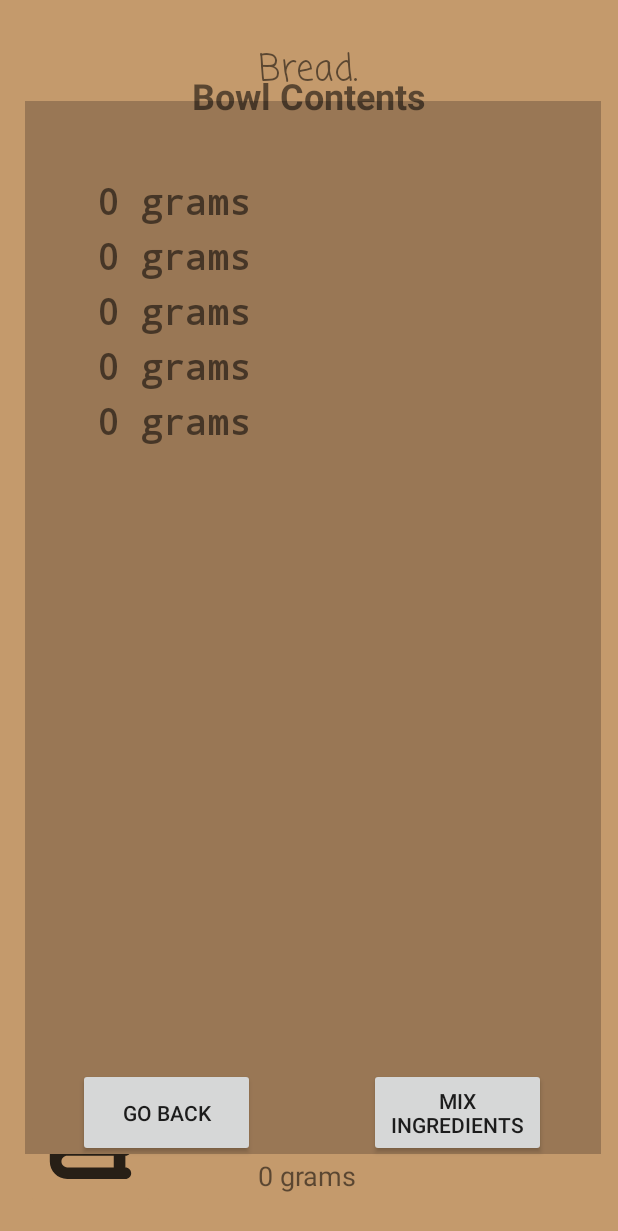
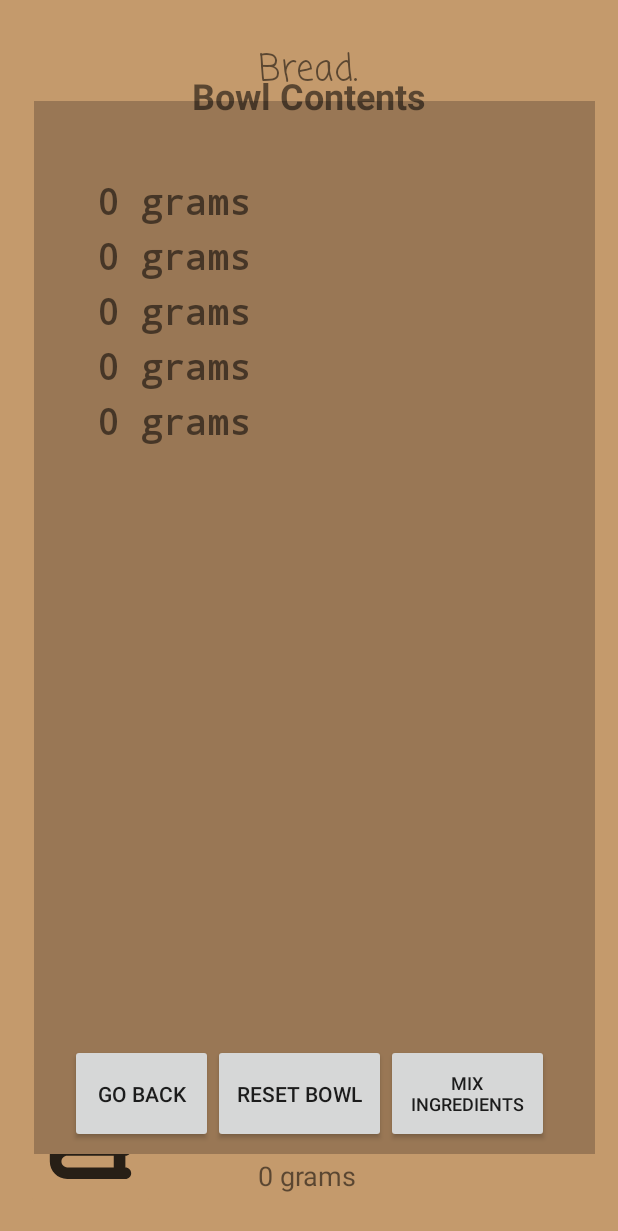
Before and after one commit to Rafe3007/Bread, an Android app: the layout activity_main.xml on its own in the app's theme, with its tools: preview values and no code run, on a phone screen of 412 x 824 dp. Shown: the top 1231 px of the screen. Run offline under Robolectric (Android 15) with nearby library versions, the phone set to English and light mode, and no system bars.

Commit message:
reset bowl and ingredient buttons work

```diff
--- a/app/src/main/res/layout/activity_main.xml
+++ b/app/src/main/res/layout/activity_main.xml
@@ -67,7 +67,7 @@
         app:layout_constraintVertical_bias="0.157">
 
         <ImageButton
-            android:id="@+id/ingButtonYeast"
+            android:id="@+id/imgButtonYeast"
             android:layout_width="115dp"
             android:layout_height="match_parent"
             android:backgroundTint="#C49A6C"
@@ -76,7 +76,7 @@
             app:srcCompat="@drawable/ic_yeast" />
 
         <ImageButton
-            android:id="@+id/ingButtonWater"
+            android:id="@+id/imgButtonWater"
             android:layout_width="113dp"
             android:layout_height="match_parent"
             android:backgroundTint="#C49A6C"
@@ -85,7 +85,7 @@
             app:srcCompat="@drawable/ic_water" />
 
         <ImageButton
-            android:id="@+id/ingButtonSalt"
+            android:id="@+id/imgButtonSalt"
             android:layout_width="wrap_content"
             android:layout_height="match_parent"
             android:layout_weight="1"
@@ -109,7 +109,7 @@
         app:layout_constraintVertical_bias="0.314">
 
         <ImageButton
-            android:id="@+id/ingButtonBreadFlour"
+            android:id="@+id/imgButtonBreadFlour"
             android:layout_width="wrap_content"
             android:layout_height="match_parent"
             android:layout_weight="1"
@@ -119,7 +119,7 @@
             app:srcCompat="@drawable/ic_bread_flour" />
 
         <ImageButton
-            android:id="@+id/ingButtonWheatFlour"
+            android:id="@+id/imgButtonWheatFlour"
             android:layout_width="wrap_content"
             android:layout_height="match_parent"
             android:layout_weight="1"
@@ -398,7 +398,7 @@
 
         <View
             android:id="@+id/bowlContent"
-            android:layout_width="384dp"
+            android:layout_width="374dp"
             android:layout_height="702dp"
             android:background="#997755"
             app:layout_constraintBottom_toBottomOf="parent"
@@ -420,31 +420,6 @@
             app:layout_constraintStart_toStartOf="parent"
             app:layout_constraintTop_toTopOf="parent"
             app:layout_constraintVertical_bias="0.06" />
-
-        <Button
-            android:id="@+id/BowlContentBackButton"
-            android:layout_width="118dp"
-            android:layout_height="59dp"
-            android:layout_marginStart="48dp"
-            android:text="@string/helper_back"
-            app:layout_constraintBottom_toBottomOf="parent"
-            app:layout_constraintEnd_toEndOf="parent"
-            app:layout_constraintHorizontal_bias="0.016"
-            app:layout_constraintStart_toStartOf="parent"
-            app:layout_constraintTop_toTopOf="parent"
-            app:layout_constraintVertical_bias="0.931" />
-
-        <Button
-            android:id="@+id/button3"
-            android:layout_width="118dp"
-            android:layout_height="59dp"
-            android:text="@string/bowl_mix_button"
-            app:layout_constraintBottom_toBottomOf="parent"
-            app:layout_constraintEnd_toEndOf="parent"
-            app:layout_constraintHorizontal_bias="0.614"
-            app:layout_constraintStart_toEndOf="@+id/BowlContentBackButton"
-            app:layout_constraintTop_toTopOf="parent"
-            app:layout_constraintVertical_bias="0.931" />
 
         <LinearLayout
             android:id="@+id/scaleLayout"
@@ -519,6 +494,55 @@
                 android:textStyle="bold" />
         </LinearLayout>
 
+        <LinearLayout
+            android:layout_width="319dp"
+            android:layout_height="66dp"
+            android:orientation="horizontal"
+            app:layout_constraintBottom_toBottomOf="parent"
+            app:layout_constraintEnd_toEndOf="parent"
+            app:layout_constraintStart_toStartOf="parent"
+            app:layout_constraintTop_toTopOf="parent"
+            app:layout_constraintVertical_bias="0.918">
+
+            <Button
+                android:id="@+id/BowlContentBackButton"
+                android:layout_width="wrap_content"
+                android:layout_height="match_parent"
+                android:layout_weight="1"
+                android:text="@string/helper_back" />
+
+            <Button
+                android:id="@+id/resetBowlButton"
+                android:layout_width="wrap_content"
+                android:layout_height="match_parent"
+                android:layout_weight="1"
+                android:text="@string/reset_bowl" />
+
+            <Button
+                android:id="@+id/mixIngredientButton"
+                android:layout_width="101dp"
+                android:layout_height="match_parent"
+                android:layout_weight="1"
+                android:text="@string/bowl_mix_button"
+                android:textSize="12sp" />
+        </LinearLayout>
+
     </androidx.constraintlayout.widget.ConstraintLayout>
 
+    <TextView
+        android:id="@+id/updateUserText"
+        android:layout_width="wrap_content"
+        android:layout_height="wrap_content"
+        android:layout_marginTop="8dp"
+        android:text="10 grams Added"
+        android:textSize="20sp"
+        android:visibility="gone"
+        app:layout_constraintBottom_toBottomOf="parent"
+        app:layout_constraintEnd_toEndOf="parent"
+        app:layout_constraintHorizontal_bias="0.498"
+        app:layout_constraintStart_toStartOf="parent"
+        app:layout_constraintTop_toBottomOf="@+id/updateText"
+        app:layout_constraintVertical_bias="0.0"
+        tools:visibility="gone" />
+
 </androidx.constraintlayout.widget.ConstraintLayout>
--- a/app/src/main/res/values/strings.xml
+++ b/app/src/main/res/values/strings.xml
@@ -3,6 +3,7 @@
     <string name="helper_back">Go Back</string>
     <string name="helper_base_weight">0 grams</string>
     <string name="helper_ingredient">Ingredient : 0 grams</string>
+    <string name="reset_bowl">Reset Bowl</string>
 
 <!--    Ingredients -->
     <string name="ig_bread_flour">Bread Flour</string>
```
Also changed, not shown: app/src/main/java/thebatz/ramon/bread/Entity/Bowl.kt (+12 -0 lines), app/src/main/java/thebatz/ramon/bread/MainActivity.kt (+37 -0 lines).
